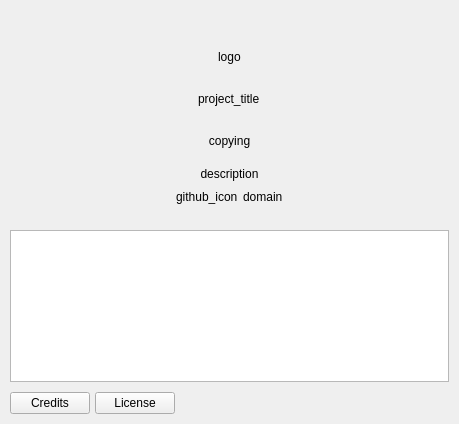
Old version of the form src/widget_shared/aboutdialog.ui in the repository billlin0904/xamp2.
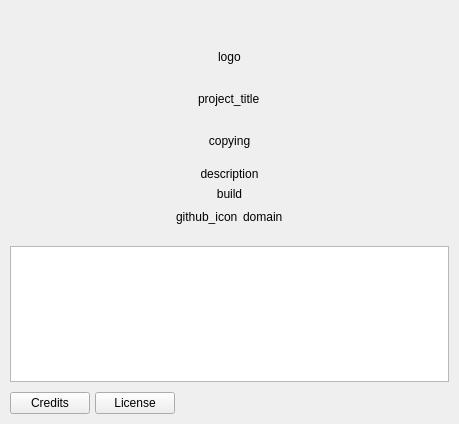
New version of the form.

```diff
--- a/src/widget_shared/aboutdialog.ui
+++ b/src/widget_shared/aboutdialog.ui
@@ -97,6 +97,16 @@
         </property>
        </widget>
       </item>
+      <item>
+       <widget class="QLabel" name="lblAppBuild">
+        <property name="text">
+         <string>build</string>
+        </property>
+        <property name="alignment">
+         <set>Qt::AlignCenter</set>
+        </property>
+       </widget>
+      </item>
       <item>
        <layout class="QHBoxLayout" name="horizontalLayout_2" stretch="0,0,0,0">
         <property name="spacing">
```
